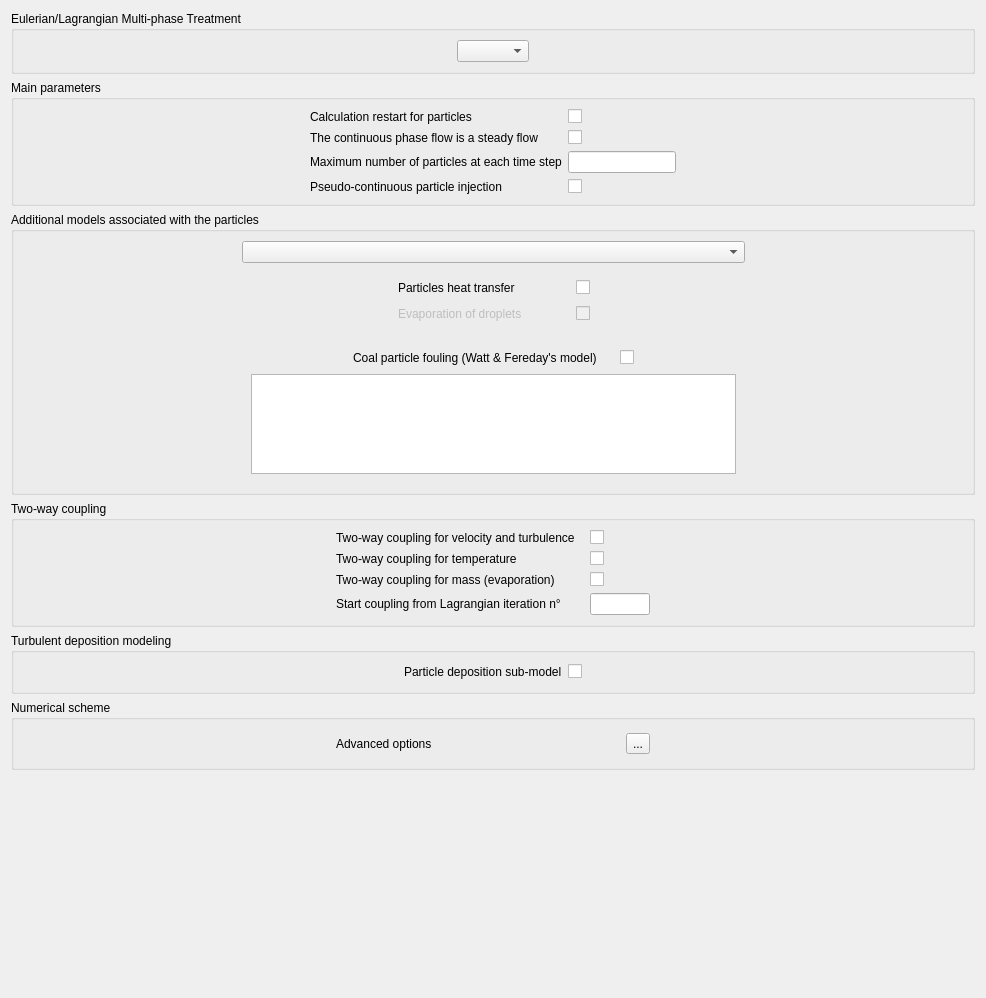
Above: gui/Pages/LagrangianForm.ui from code-saturne/code_saturne before the change. Below: the same form after it.
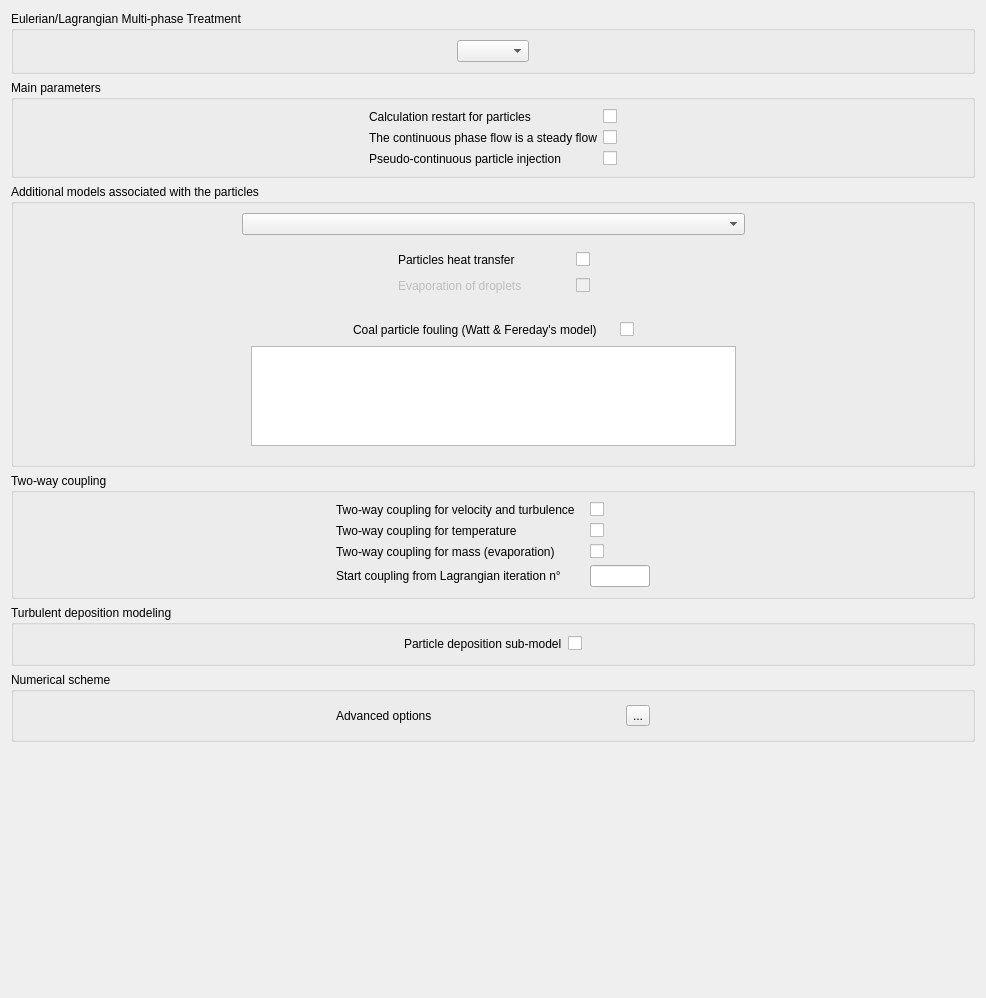
That is the form after the change. Icons and pictures are not drawn.

Commit message: Remove nbpmax for particles.

Diff of the .ui file:
```diff
--- a/gui/Pages/LagrangianForm.ui
+++ b/gui/Pages/LagrangianForm.ui
@@ -123,35 +123,6 @@
            </widget>
           </item>
           <item row="2" column="0">
-           <widget class="QLabel" name="labelNBPMAX">
-            <property name="toolTip">
-             <string>Code_Saturne key word: NBPMAX</string>
-            </property>
-            <property name="text">
-             <string>Maximum number of particles at each time step</string>
-            </property>
-           </widget>
-          </item>
-          <item row="2" column="1">
-           <widget class="QLineEdit" name="lineEditNBPMAX">
-            <property name="minimumSize">
-             <size>
-              <width>0</width>
-              <height>0</height>
-             </size>
-            </property>
-            <property name="maximumSize">
-             <size>
-              <width>120</width>
-              <height>16777215</height>
-             </size>
-            </property>
-            <property name="toolTip">
-             <string>Code_Saturne key word: NBPMAX</string>
-            </property>
-           </widget>
-          </item>
-          <item row="3" column="0">
            <widget class="QLabel" name="labelINJCON">
             <property name="toolTip">
              <string>Code_Saturne key word: INJCON</string>
@@ -161,7 +132,7 @@
             </property>
            </widget>
           </item>
-          <item row="3" column="1">
+          <item row="2" column="1">
            <widget class="QCheckBox" name="checkBoxINJCON">
             <property name="toolTip">
              <string>Code_Saturne key word: INJCON</string>
```
The commit also changes 16 other files.
